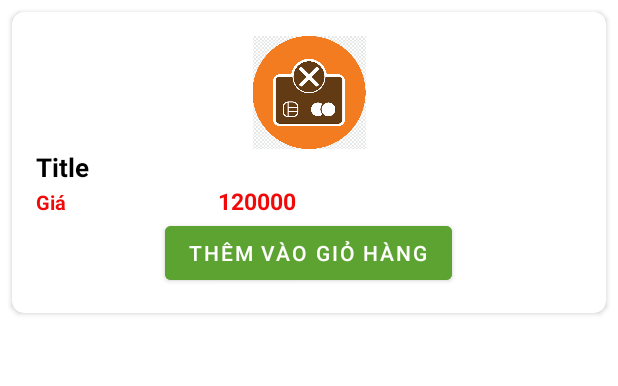
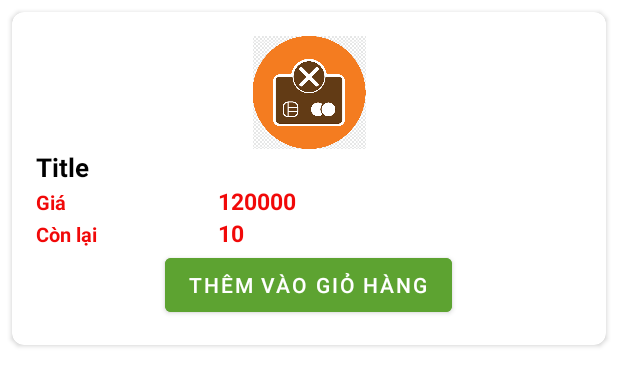
Before and after one commit to quocanh58/PhoneStore_Andoird_Application, an Android app: the layout item_product.xml on its own in the app's theme, with its tools: preview values and no code run, on a phone screen of 412 x 824 dp. Shown: the top 386 px of the screen. Run offline under Robolectric (Android 15) with nearby library versions, the phone set to English and light mode, and no system bars.

Commit message:
add so luong con lai to product item

```diff
--- a/app/src/main/res/layout/activity_pay.xml
+++ b/app/src/main/res/layout/activity_pay.xml
@@ -7,6 +7,7 @@
     android:layout_height="match_parent"
     android:background="@color/white"
     android:backgroundTint="@color/white"
+    android:padding="10dp"
     tools:context=".PayActivity">
     <LinearLayout
         android:id="@+id/LinearLayout1w"
@@ -14,7 +15,7 @@
         android:layout_height="wrap_content"
         android:orientation="vertical"
         android:background="@drawable/border_background"
-        android:layout_marginBottom="25dp"
+        android:layout_marginBottom="5dp"
         >
         <TextView
             android:textColor="@color/black"
--- a/app/src/main/res/layout/item_product.xml
+++ b/app/src/main/res/layout/item_product.xml
@@ -59,6 +59,31 @@
                 android:textStyle="bold"></TextView>
 
         </LinearLayout>
+        <LinearLayout
+            android:layout_width="match_parent"
+            android:layout_height="wrap_content"
+            android:orientation="horizontal">
+
+            <TextView
+                android:layout_width="0dp"
+                android:layout_height="wrap_content"
+                android:layout_weight="0.5"
+                android:text="Còn lại"
+                android:textColor="#F10909"
+                android:textSize="13dp"
+                android:textStyle="bold"></TextView>
+
+            <TextView
+                android:id="@+id/txtsoLuongProduct"
+                android:layout_width="0dp"
+                android:layout_height="wrap_content"
+                android:layout_weight="1"
+                android:text="10"
+                android:textColor="#F10909"
+                android:textSize="15dp"
+                android:textStyle="bold"></TextView>
+
+        </LinearLayout>
 
         <Button
             android:id="@+id/addProductToCard"
```
Also changed, not shown: app/src/main/java/com/example/login_form_2/adapter/ProductAdapter.java (+4 -5 lines).
